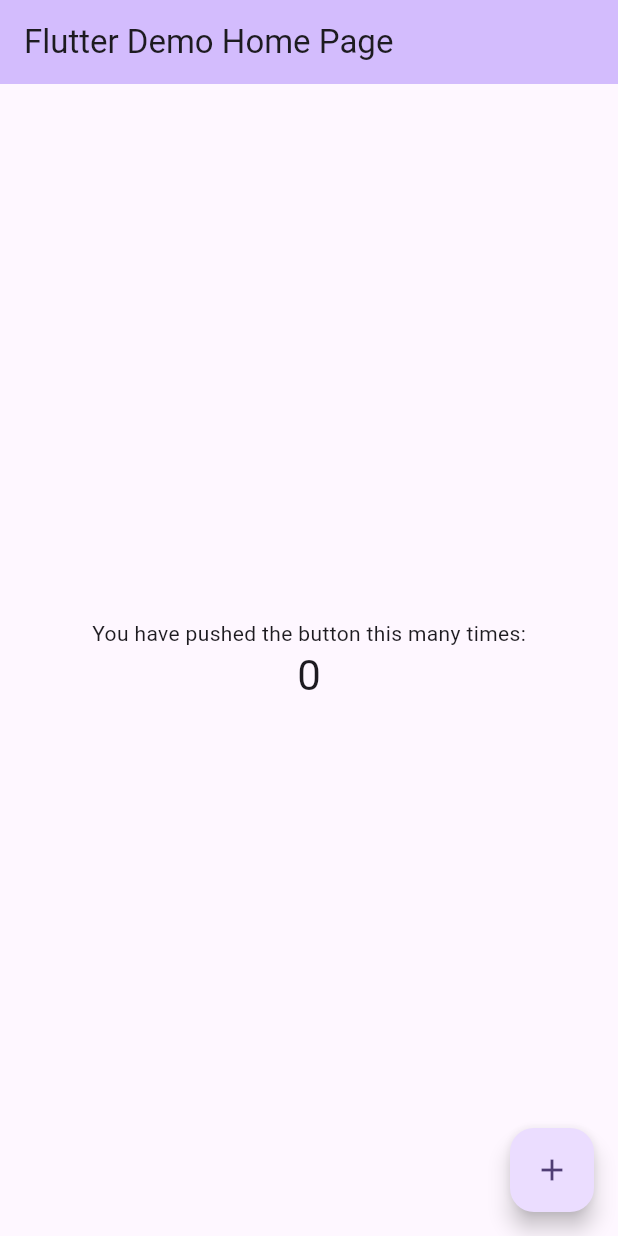
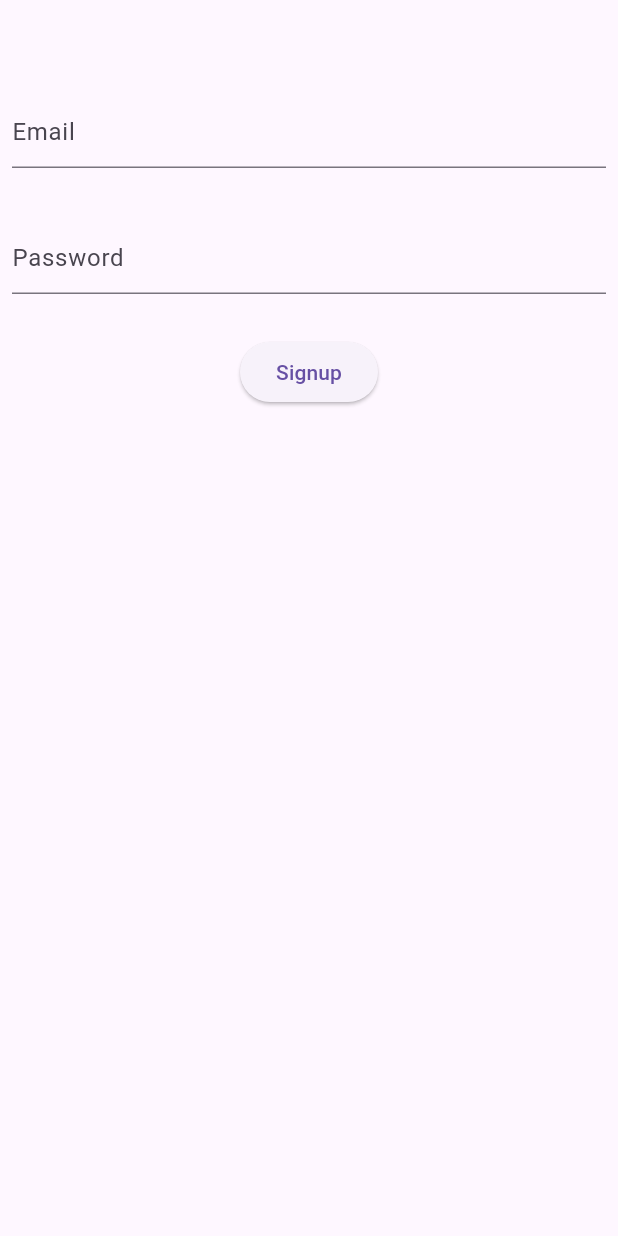
Before and after one commit to DevDadd/JWT-AUTHEN, a Flutter app: the screen it shows after launch, on a phone screen of 412 x 824 dp. Run offline on Flutter 3.47's test engine with Material 3 defaults, Android fonts, the light colour scheme and no system bars; our stand-ins replace bloc, dio, equatable, flutter_bloc, shared_preferences.

Commit message:
Done All Function

```diff
--- a/lib/bloc/todo_bloc.dart
+++ b/lib/bloc/todo_bloc.dart
@@ -1,13 +1,34 @@
 import 'package:bloc/bloc.dart';
-import 'package:equatable/equatable.dart';
+import 'package:loginwithjwt/bloc/todo_event.dart';
+import 'package:loginwithjwt/bloc/todo_state.dart';
+import 'package:loginwithjwt/services/auth_service.dart';
 
-part 'todo_event.dart';
-part 'todo_state.dart';
+
 
 class TodoBloc extends Bloc<TodoEvent, TodoState> {
-  TodoBloc() : super(TodoInitial()) {
-    on<TodoEvent>((event, emit) {
-      // TODO: implement event handler
-    });
+  TodoBloc() : super(TodoState()) {
+    on<SignUpEvent>(_signUp);
+    on<LoginEvent>(_login);
+  }
+  Future<void> _signUp(SignUpEvent event, Emitter<TodoState> emit) async {
+    try {
+      final response = await AuthService.signup(event.account, event.password);
+      if(response.data != null){
+        print("Signup success");
+        emit(state.copyWith(signupSuccess: true));
+      }
+    } catch (e) {
+      print(e);
+      emit(state.copyWith(error: e.toString()));
+    }
+  }
+  Future<void> _login(LoginEvent event, Emitter<TodoState> emit) async {
+    emit(state.copyWith(isLoading: true));
+    try {
+      await AuthService.login(event.account, event.password);
+      emit(state.copyWith(isLoading: false, isLoggedIn: true));
+    } catch (e) {
+      emit(state.copyWith(isLoading: false, isLoggedIn: false, error: e.toString()));
+    }
   }
 }
--- a/lib/bloc/todo_event.dart
+++ b/lib/bloc/todo_event.dart
@@ -1,4 +1,5 @@
-part of 'todo_bloc.dart';
+
+import 'package:equatable/equatable.dart';
 
 sealed class TodoEvent extends Equatable {
   const TodoEvent();
@@ -6,3 +7,16 @@ sealed class TodoEvent extends Equatable {
   @override
   List<Object> get props => [];
 }
+class SignUpEvent extends TodoEvent{
+  final String account;
+  final String password;
+
+  const SignUpEvent({required this.account, required this.password});
+}
+
+class LoginEvent extends TodoEvent{
+  final String account;
+  final String password;
+
+  const LoginEvent({required this.account, required this.password});
+}
--- a/lib/bloc/todo_state.dart
+++ b/lib/bloc/todo_state.dart
@@ -1,10 +1,33 @@
-part of 'todo_bloc.dart';
+// ignore_for_file: public_member_api_docs, sort_constructors_first
 
-sealed class TodoState extends Equatable {
-  const TodoState();
+import 'package:equatable/equatable.dart';
+
+class TodoState extends Equatable {
+  const TodoState({
+    this.isLoading = false,
+    this.isLoggedIn = false,
+    this.signupSuccess = false,
+    this.error
+  });
+  final bool isLoading;
+  final bool isLoggedIn;
+  final bool signupSuccess;
+  final String? error;
 
   @override
-  List<Object> get props => [];
+  List<Object?> get props => [isLoading, isLoggedIn, signupSuccess, error];
+
+  TodoState copyWith({
+    bool? isLoading,
+    bool? isLoggedIn,
+    bool? signupSuccess,
+    String? error,
+  }) {
+    return TodoState(
+      isLoading: isLoading ?? this.isLoading,
+      isLoggedIn: isLoggedIn ?? this.isLoggedIn,
+      signupSuccess: signupSuccess ?? this.signupSuccess,
+      error: error ?? this.error,
+    );
+  }
 }
-
-final class TodoInitial extends TodoState {}
--- a/lib/main.dart
+++ b/lib/main.dart
@@ -1,4 +1,7 @@
 import 'package:flutter/material.dart';
+import 'package:flutter_bloc/flutter_bloc.dart';
+import 'package:loginwithjwt/bloc/todo_bloc.dart';
+import 'package:loginwithjwt/views/signup_page.dart';
 
 void main() {
   runApp(const MyApp());
@@ -7,116 +10,8 @@ void main() {
 class MyApp extends StatelessWidget {
   const MyApp({super.key});
 
-  // This widget is the root of your application.
   @override
   Widget build(BuildContext context) {
-    return MaterialApp(
-      title: 'Flutter Demo',
-      theme: ThemeData(
-        // This is the theme of your application.
-        //
-        // TRY THIS: Try running your application with "flutter run". You'll see
-        // the application has a purple toolbar. Then, without quitting the app,
-        // try changing the seedColor in the colorScheme below to Colors.green
-        // and then invoke "hot reload" (save your changes or press the "hot
-        // reload" button in a Flutter-supported IDE, or press "r" if you used
-        // the command line to start the app).
-        //
-        // Notice that the counter didn't reset back to zero; the application
-        // state is not lost during the reload. To reset the state, use hot
-        // restart instead.
-        //
-        // This works for code too, not just values: Most code changes can be
-        // tested with just a hot reload.
-        colorScheme: ColorScheme.fromSeed(seedColor: Colors.deepPurple),
-      ),
-      home: const MyHomePage(title: 'Flutter Demo Home Page'),
-    );
+    return BlocProvider(create: (context) => TodoBloc(), child: MaterialApp(home: SignupPage(),),);
   }
 }
-
-class MyHomePage extends StatefulWidget {
-  const MyHomePage({super.key, required this.title});
-
-  // This widget is the home page of your application. It is stateful, meaning
-  // that it has a State object (defined below) that contains fields that affect
-  // how it looks.
-
-  // This class is the configuration for the state. It holds the values (in this
-  // case the title) provided by the parent (in this case the App widget) and
-  // used by the build method of the State. Fields in a Widget subclass are
-  // always marked "final".
-
-  final String title;
-
-  @override
-  State<MyHomePage> createState() => _MyHomePageState();
-}
-
-class _MyHomePageState extends State<MyHomePage> {
-  int _counter = 0;
-
-  void _incrementCounter() {
-    setState(() {
-      // This call to setState tells the Flutter framework that something has
-      // changed in this State, which causes it to rerun the build method below
-      // so that the display can reflect the updated values. If we changed
-      // _counter without calling setState(), then the build method would not be
-      // called again, and so nothing would appear to happen.
-      _counter++;
-    });
-  }
-
-  @override
-  Widget build(BuildContext context) {
-    // This method is rerun every time setState is called, for instance as done
-    // by the _incrementCounter method above.
-    //
-    // The Flutter framework has been optimized to make rerunning build methods
-    // fast, so that you can just rebuild anything that needs updating rather
-    // than having to individually change instances of widgets.
-    return Scaffold(
-      appBar: AppBar(
-        // TRY THIS: Try changing the color here to a specific color (to
-        // Colors.amber, perhaps?) and trigger a hot reload to see the AppBar
-        // change color while the other colors stay the same.
-        backgroundColor: Theme.of(context).colorScheme.inversePrimary,
-        // Here we take the value from the MyHomePage object that was created by
-        // the App.build method, and use it to set our appbar title.
-        title: Text(widget.title),
-      ),
-      body: Center(
-        // Center is a layout widget. It takes a single child and positions it
-        // in the middle of the parent.
-        child: Column(
-          // Column is also a layout widget. It takes a list of children and
-          // arranges them vertically. By default, it sizes itself to fit its
-          // children horizontally, and tries to be as tall as its parent.
-          //
-          // Column has various properties to control how it sizes itself and
-          // how it positions its children. Here we use mainAxisAlignment to
-          // center the children vertically; the main axis here is the vertical
-          // axis because Columns are vertical (the cross axis would be
-          // horizontal).
-          //
-          // TRY THIS: Invoke "debug painting" (choose the "Toggle Debug Paint"
-          // action in the IDE, or press "p" in the console), to see the
-          // wireframe for each widget.
-          mainAxisAlignment: MainAxisAlignment.center,
-          children: <Widget>[
-            const Text('You have pushed the button this many times:'),
-            Text(
-              '$_counter',
-              style: Theme.of(context).textTheme.headlineMedium,
-            ),
-          ],
-        ),
-      ),
-      floatingActionButton: FloatingActionButton(
-        onPressed: _incrementCounter,
-        tooltip: 'Increment',
-        child: const Icon(Icons.add),
-      ), // This trailing comma makes auto-formatting nicer for build methods.
-    );
-  }
-}
--- /dev/null
+++ b/lib/views/signup_page.dart
@@ -0,0 +1,59 @@
+import 'package:flutter/material.dart';
+import 'package:flutter_bloc/flutter_bloc.dart';
+import 'package:loginwithjwt/bloc/todo_bloc.dart';
+import 'package:loginwithjwt/bloc/todo_event.dart';
+import 'package:loginwithjwt/bloc/todo_state.dart';
+import 'package:loginwithjwt/views/login_page.dart';
+
+class SignupPage extends StatelessWidget {
+  const SignupPage({super.key});
+
+  @override
+  Widget build(BuildContext context) {
+    final TextEditingController _emailController = TextEditingController();
+    final TextEditingController _passwordController = TextEditingController();
+    return BlocListener<TodoBloc, TodoState>(
+      listener: (context, state) {
+        if (state.signupSuccess == true) {
+          Navigator.push(
+            context,
+            MaterialPageRoute(builder: (context) => const LoginPage()),
+          );
+        }
+      },
+      child: Scaffold(
+        appBar: AppBar(),
+        body: Column(
+          children: [
+            Padding(
+              padding: const EdgeInsets.all(8.0),
+              child: TextField(
+                controller: _emailController,
+                decoration: const InputDecoration(
+                  hintText: 'Email',
+                ),
+              ),
+            ),
+            SizedBox(height: 20,),
+            Padding(
+              padding: const EdgeInsets.all(8.0),
+              child: TextField(
+                controller: _passwordController,
+                decoration: const InputDecoration(
+                  hintText: 'Password',
+                ),
+              ),
+            ),
+            SizedBox(height: 20,),
+            ElevatedButton(
+              onPressed: () {
+                context.read<TodoBloc>().add(SignUpEvent(account: _emailController.text, password: _passwordController.text));
+              },
+               child: Text("Signup"),
+               ),
+          ],
+        ),
+      ),
+    );
+  }
+}
```
Also changed, not shown: lib/services/auth_service.dart (added, +79 -0 lines), lib/views/login_page.dart (added, +56 -0 lines), lib/views/success_page.dart (added, +14 -0 lines), 9 other files.
